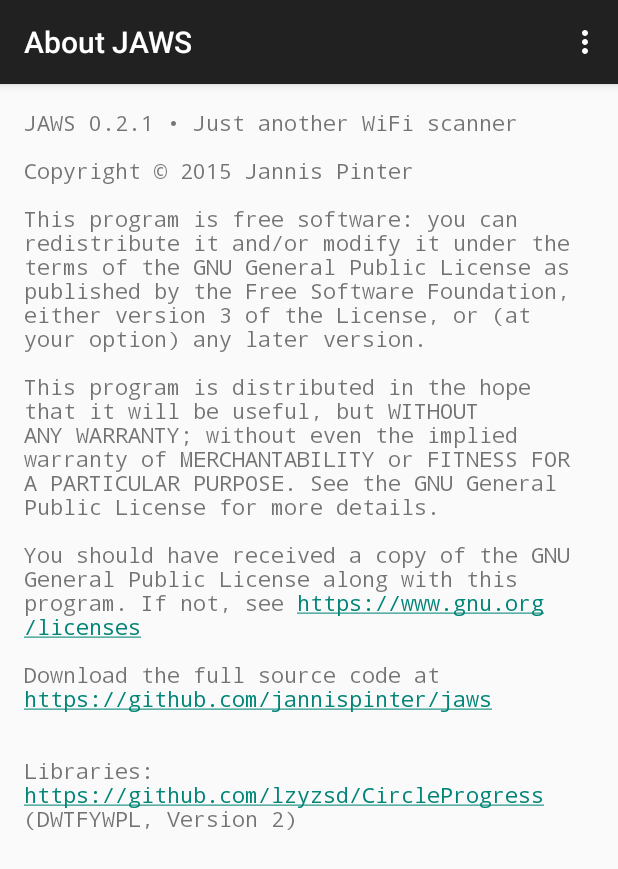
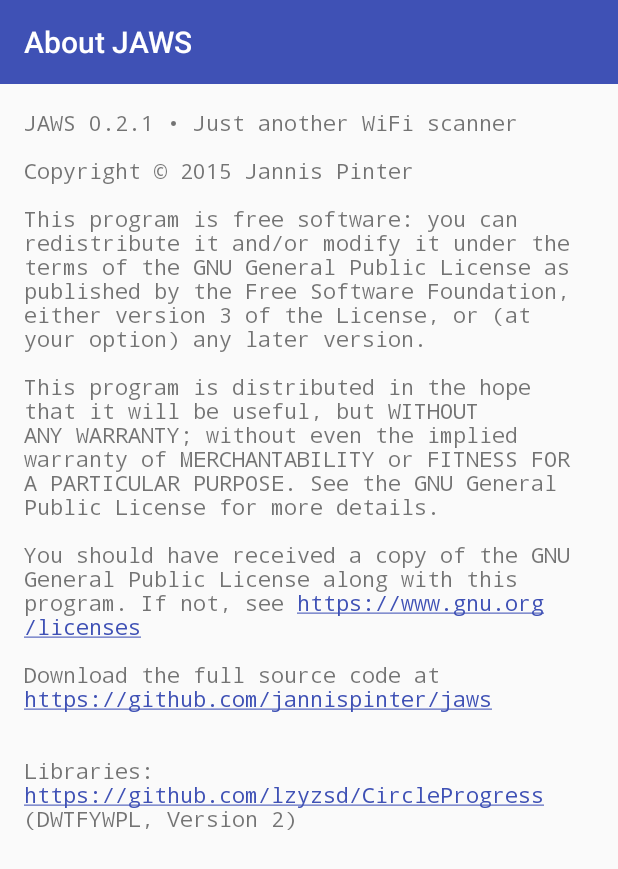
Before and after one commit to jannispinter/jaws, an Android app: the screen it shows after launch (AboutActivity), in the options menu, after a tap on "About JAWS", on a phone screen of 412 x 824 dp. Shown: the top 869 px of the screen. Run offline under Robolectric (Android 15) with nearby library versions, the phone set to English and light mode, and no system bars; libraries missing offline, so code that uses them is left out: com.github.lzyzsd.circleprogress.

Commit message:
UI improvements, more translatable strings (e.g. Channel).

```diff
--- a/app/src/main/java/is/pinterjann/jaws/activities/AboutActivity.java
+++ b/app/src/main/java/is/pinterjann/jaws/activities/AboutActivity.java
@@ -2,9 +2,8 @@
 
 import android.os.Bundle;
 import android.support.v7.app.AppCompatActivity;
-import android.view.Menu;
+import android.support.v7.widget.Toolbar;
 import android.view.MenuItem;
-import android.widget.Toast;
 
 import is.pinterjann.jaws.R;
 
@@ -14,23 +13,19 @@
     protected void onCreate(Bundle savedInstanceState) {
         super.onCreate(savedInstanceState);
         setContentView(R.layout.activity_about);
-    }
 
-    @Override
-    public boolean onCreateOptionsMenu(Menu menu) {
-        getMenuInflater().inflate(R.menu.menu_about, menu);
-        return true;
+        Toolbar toolbar = (Toolbar) findViewById(R.id.toolbar);
+        setSupportActionBar(toolbar);
     }
 
     @Override
     public boolean onOptionsItemSelected(MenuItem item) {
-        int id = item.getItemId();
-
-        if (id == R.id.action_settings) {
-            Toast.makeText(getApplicationContext(), "Settings are not implemented yet", Toast.LENGTH_LONG).show();
-            return true;
+        switch (item.getItemId()) {
+            case android.R.id.home:
+                this.finish();
+                return true;
+            default:
+                return super.onOptionsItemSelected(item);
         }
-
-        return super.onOptionsItemSelected(item);
     }
 }
--- a/app/src/main/java/is/pinterjann/jaws/activities/JAWSActivity.java
+++ b/app/src/main/java/is/pinterjann/jaws/activities/JAWSActivity.java
@@ -4,17 +4,23 @@
 import android.content.Context;
 import android.content.Intent;
 import android.content.IntentFilter;
+import android.content.SharedPreferences;
 import android.net.wifi.ScanResult;
 import android.net.wifi.WifiManager;
+import android.os.AsyncTask;
 import android.os.Bundle;
+import android.preference.PreferenceManager;
 import android.support.v7.app.AppCompatActivity;
+import android.support.v7.widget.Toolbar;
 import android.view.Menu;
 import android.view.MenuItem;
+import android.view.View;
 import android.widget.ListView;
 import android.widget.Toast;
 
 import java.util.ArrayList;
 import java.util.Collections;
+import java.util.Comparator;
 import java.util.Date;
 import java.util.List;
 
@@ -28,22 +34,25 @@
     private WifiManager wifiManager;
     private NetworkAdapter networkAdapter;
     private BroadcastReceiver wifiScanReceiver;
+    private SharedPreferences sharedPreferences;
+    private boolean isScanning = true;
 
     @Override
     protected void onCreate(Bundle savedInstanceState) {
         super.onCreate(savedInstanceState);
         setContentView(R.layout.activity_jaws);
 
+        Toolbar toolbar = (Toolbar) findViewById(R.id.toolbar);
+        setSupportActionBar(toolbar);
+
+
+        sharedPreferences = PreferenceManager.getDefaultSharedPreferences(this);
+
         ListView listview = (ListView) findViewById(R.id.list);
         networkAdapter = new NetworkAdapter();
         listview.setAdapter(networkAdapter);
 
         wifiManager = (WifiManager) getSystemService(Context.WIFI_SERVICE);
-        if (!wifiManager.isWifiEnabled()) {
-            Toast.makeText(getApplicationContext(), "WiFi was disabled, enabling wifi...",
-                    Toast.LENGTH_LONG).show();
-            wifiManager.setWifiEnabled(true);
-        }
 
         /* Fake networks for screenshots
         List<WirelessNetwork> networkList = new ArrayList<>();
@@ -65,13 +74,27 @@
         registerReceiver(wifiScanReceiver, new IntentFilter(
                 WifiManager.SCAN_RESULTS_AVAILABLE_ACTION));
 
-        wifiManager.startScan();
+        startScanning();
+
+    }
+
+    @Override
+    protected void onPause() {
+        super.onPause();
+        stopScanning();
+    }
+
+    @Override
+    protected void onResume() {
+        super.onResume();
+        startScanning();
     }
 
     @Override
     protected void onDestroy() {
         super.onDestroy();
         unregisterReceiver(wifiScanReceiver);
+        stopScanning();
     }
 
     @Override
@@ -86,8 +109,8 @@
         int id = item.getItemId();
 
         if (id == R.id.action_settings) {
-            Toast.makeText(getApplicationContext(), "Settings are not implemented yet",
-                    Toast.LENGTH_LONG).show();
+            Intent intent = new Intent(this, SettingsActivity.class);
+            startActivity(intent);
             return true;
         } else if (id == R.id.action_about) {
             Intent intent = new Intent(this, AboutActivity.class);
@@ -96,6 +119,26 @@
         }
 
         return super.onOptionsItemSelected(item);
+    }
+
+    private void startScanning() {
+        isScanning = true;
+
+        if (!wifiManager.isWifiEnabled()) {
+            Toast.makeText(getApplicationContext(), "WiFi was disabled, enabling wifi...",
+                    Toast.LENGTH_LONG).show();
+            wifiManager.setWifiEnabled(true);
+        }
+        /* Start AsyncTask to scan for networks in the background */
+        new WifiScanAsyncTask().execute();
+    }
+
+    private void stopScanning() {
+        isScanning = false;
+
+        if(sharedPreferences.getBoolean("switch_wifi_off_when_not_scanning", false)) {
+            wifiManager.setWifiEnabled(false);
+        }
     }
 
     public class WifiScanReceiver extends BroadcastReceiver {
@@ -111,11 +154,43 @@
                 );
                 networkList.add(network);
             }
-            Collections.sort(networkList);
+
+            /* Sort networks based on preferences */
+            if (sharedPreferences.getString("network_order", "first").equals("first")) {
+                Collections.sort(networkList);
+            } else {
+                Collections.sort(networkList, new Comparator<WirelessNetwork>() {
+                    @Override
+                    public int compare(WirelessNetwork lhs, WirelessNetwork rhs) {
+                        return lhs.getSignal() - rhs.getSignal();
+                    }
+                });
+            }
+
+            /* Disable loading animation */
+            findViewById(R.id.loadingPanel).setVisibility(View.GONE);
+
             networkAdapter.setNetworkList(networkList);
+        }
+    }
 
-            // Request another scan from the OS
-            wifiManager.startScan();
+    public class WifiScanAsyncTask extends AsyncTask<Void, Void, Void> {
+
+        @Override
+        protected Void doInBackground(Void... params) {
+
+            while(isScanning) {
+                wifiManager.startScan();
+
+                try {
+                    int interval = Integer.parseInt(sharedPreferences.getString("scan_interval", "1000"));
+                    Thread.sleep(interval);
+                } catch (InterruptedException e) {
+                    e.printStackTrace();
+                }
+            }
+
+            return null;
         }
     }
 }
--- a/app/src/main/java/is/pinterjann/jaws/adapter/NetworkAdapter.java
+++ b/app/src/main/java/is/pinterjann/jaws/adapter/NetworkAdapter.java
@@ -72,7 +72,9 @@
         signal.setText(network.getSignal() + " dBm");
         signal.setTextColor(SignalColor.getColor(network.getSignal()));
         signalDonutProgress.setProgress(WifiManager.calculateSignalLevel(network.getSignal(), 100));
-        channel.setText("Channel: " + network.getChannel());
+
+        String channelTranslation = convertView.getResources().getString(R.string.network_channel);
+        channel.setText(channelTranslation + ": " + network.getChannel());
 
         /* Check ESS */
         if(network.getSecurity().contains("ESS")) {
--- a/app/src/main/res/layout/activity_about.xml
+++ b/app/src/main/res/layout/activity_about.xml
@@ -1,19 +1,38 @@
+<RelativeLayout xmlns:android="http://schemas.android.com/apk/res/android"
+    xmlns:app="http://schemas.android.com/apk/res-auto"
+    xmlns:tools="http://schemas.android.com/tools"
+    android:layout_width="match_parent"
+    android:layout_height="match_parent"
+    tools:context=".JAWS">
+
+    <android.support.v7.widget.Toolbar
+        android:id="@+id/toolbar"
+        android:layout_width="match_parent"
+        android:layout_height="wrap_content"
+        android:background="?attr/colorPrimary"
+        android:minHeight="?attr/actionBarSize"
+        app:popupTheme="@style/ThemeOverlay.AppCompat.Light"
+        app:theme="@style/ThemeOverlay.AppCompat.Dark.ActionBar" />
+
     <ScrollView xmlns:android="http://schemas.android.com/apk/res/android"
+        xmlns:app="http://schemas.android.com/apk/res-auto"
         xmlns:tools="http://schemas.android.com/tools"
-    tools:context="jannispinter.de.activity.AboutActivity"
         android:layout_width="fill_parent"
-    android:layout_height="fill_parent">
+        android:layout_height="fill_parent"
+        android:layout_below="@id/toolbar"
+        tools:context="jannispinter.de.activity.AboutActivity">
 
         <TextView
-        android:text="@string/about_message"
-        android:autoLink="web"
             android:layout_width="wrap_content"
             android:layout_height="wrap_content"
-        android:linksClickable="true"
             android:layout_marginLeft="@dimen/activity_horizontal_margin"
             android:layout_marginRight="@dimen/activity_horizontal_margin"
             android:layout_marginTop="@dimen/activity_vertical_margin"
+            android:autoLink="web"
+            android:fontFamily="monospace"
+            android:linksClickable="true"
             android:paddingBottom="@dimen/activity_vertical_margin"
-        android:typeface="monospace"
-        android:fontFamily="monospace"/>
+            android:text="@string/about_message"
+            android:typeface="monospace" />
     </ScrollView>
+</RelativeLayout>
--- a/app/src/main/res/layout/network_row.xml
+++ b/app/src/main/res/layout/network_row.xml
@@ -17,6 +17,8 @@
             android:id="@+id/network_donut_progress"
             android:layout_width="70dip"
             android:layout_height="70dip"
+            custom:donut_finished_color="#3f51b5"
+            custom:donut_text_color="#3f51b5"
             custom:donut_progress="30"/>
 
     </LinearLayout>
--- /dev/null
+++ b/app/src/main/res/values/colors.xml
@@ -0,0 +1,5 @@
+<?xml version="1.0" encoding="utf-8"?>
+<resources>
+    <item name="primary_blue" type="color">#3f51b5</item>
+    <item name="primary_dark_blue" type="color">#1a237e</item>
+</resources>
--- a/app/src/main/res/values/styles.xml
+++ b/app/src/main/res/values/styles.xml
@@ -1,8 +1,11 @@
 <resources>
-
     <!-- Base application theme. -->
-    <style name="AppTheme" parent="Theme.AppCompat.Light.DarkActionBar">
-        <!-- Customize your theme here. -->
+    <style name="AppTheme" parent="Theme.AppCompat.Light.NoActionBar">
+        <!--   your app branding color for the app bar -->
+        <item name="colorPrimary">@color/primary_blue</item>
+        <!--   darker variant for the status bar and contextual app bars -->
+        <item name="colorPrimaryDark">@color/primary_dark_blue</item>
+        <!--   theme UI controls like checkboxes and text fields -->
+        <item name="colorAccent">@color/primary_blue</item>
     </style>
-
 </resources>
```
Also changed, not shown: app/src/main/res/layout/activity_jaws.xml (+30 -7 lines), app/src/main/res/xml/preferences.xml (added, +27 -0 lines). Lines whose indentation alone changed are shown as unchanged.
